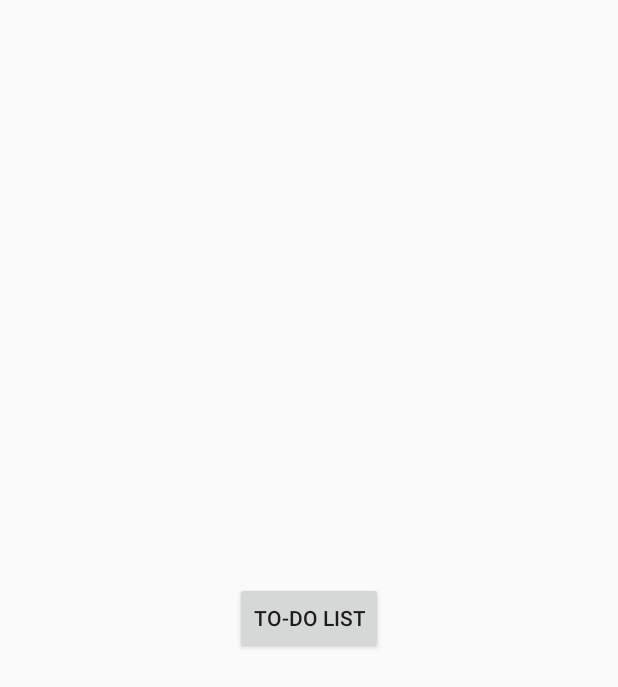
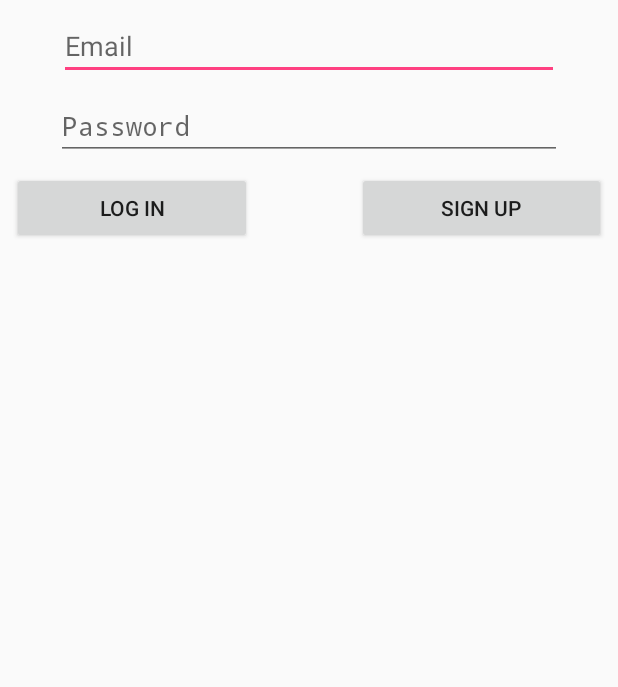
Before and after one commit to alexandar1000/HouseBuddyAndroid, an Android app: the screen it shows after launch (MainActivity before the commit, LogInActivity after it), on a phone screen of 412 x 824 dp. Shown: the top 687 px of the screen. Run offline under Robolectric (Android 15) with nearby library versions, the phone set to English and light mode, and no system bars; our stand-ins replace Firebase (no records; nobody signed in at launch, a user with empty details on screens opened directly).

Commit message:
SignUp activity working
The account added to the database

```diff
--- a/app/src/main/AndroidManifest.xml
+++ b/app/src/main/AndroidManifest.xml
@@ -25,6 +25,7 @@
             android:name="android.support.PARENT_ACTIVITY"
             android:value=".MainActivity" />
         </activity>
+        <activity android:name=".authentication.LogInActivity" />
     </application>
 
 </manifest>
--- a/app/src/main/java/allurosi/housebuddy/MainActivity.java
+++ b/app/src/main/java/allurosi/housebuddy/MainActivity.java
@@ -5,14 +5,22 @@ import android.os.Bundle;
 import android.app.Activity;
 import android.view.View;
 
+import allurosi.housebuddy.authentication.LogInActivity;
 import allurosi.housebuddy.todolist.ToDoListActivity;
 
 public class MainActivity extends Activity {
 
+
+
     @Override
     protected void onCreate(Bundle savedInstanceState) {
         super.onCreate(savedInstanceState);
-        setContentView(R.layout.activity_main);
+//        setContentView(R.layout.activity_main);
+//        setContentView(R.layout.log_in_layout);
+        Intent intent = new Intent(this, LogInActivity.class);
+        startActivity(intent);
+//        Intent intent = new Intent(this, LogInActivity.class);
+//        startActivity(intent);
     }
 
     public void buttonToDoList(View view) {
--- /dev/null
+++ b/app/src/main/java/allurosi/housebuddy/authentication/LogInActivity.java
@@ -0,0 +1,142 @@
+package allurosi.housebuddy.authentication;
+
+import android.app.Activity;
+import android.os.Bundle;
+import android.support.annotation.NonNull;
+import android.support.annotation.Nullable;
+import android.util.Log;
+import android.view.View;
+import android.widget.Button;
+import android.widget.EditText;
+import android.widget.Toast;
+
+import com.google.android.gms.tasks.OnCompleteListener;
+import com.google.android.gms.tasks.Task;
+import com.google.firebase.auth.AuthResult;
+import com.google.firebase.auth.FirebaseAuth;
+import com.google.firebase.auth.FirebaseUser;
+
+import allurosi.housebuddy.R;
+
+import static android.content.ContentValues.TAG;
+
+public class LogInActivity extends Activity {
+    private FirebaseAuth mAuth;
+
+    private EditText mEmailInput;
+    private EditText mPasswordInput;
+
+    private Button mLogInButton;
+    private Button mSignUpButton;
+
+
+    @Override
+    protected void onCreate(@Nullable Bundle savedInstanceState) {
+        super.onCreate(savedInstanceState);
+        setContentView(R.layout.log_in_layout);
+
+        mAuth = FirebaseAuth.getInstance();
+
+        mEmailInput = (EditText) findViewById(R.id.emailInput);
+        mPasswordInput = (EditText) findViewById(R.id.passwordInput);
+
+        mLogInButton = (Button) findViewById(R.id.logInButton);
+        mSignUpButton = (Button) findViewById(R.id.signUpButton);
+
+        mLogInButton.setVisibility(View.VISIBLE);
+        mSignUpButton.setVisibility(View.VISIBLE);
+
+
+        mSignUpButton.setOnClickListener(new View.OnClickListener() {
+            @Override
+            public void onClick(View v) {
+                signUpUser();
+            }
+        });
+
+        mLogInButton.setOnClickListener(new View.OnClickListener() {
+            @Override
+            public void onClick(View v) {
+                logInUser();
+            }
+        });
+
+    }
+
+
+    @Override
+    public void onStart() {
+        super.onStart();
+        // Check if user is signed in (non-null) and update UI accordingly.
+        FirebaseUser currentUser = mAuth.getCurrentUser();
+        updateUI(currentUser);
+    }
+
+    private void updateUI(FirebaseUser user) {
+        if (user != null) {
+//            mStatusTextView.setText(getString(R.string.google_status_fmt, user.getEmail()));
+//            mDetailTextView.setText(getString(R.string.firebase_status_fmt, user.getUid()));
+
+            mLogInButton.setVisibility(View.GONE);
+        } else {
+//            mStatusTextView.setText(R.string.signed_out);
+//            mDetailTextView.setText(null);
+//
+//            findViewById(R.id.sign_in_button).setVisibility(View.VISIBLE);
+//            findViewById(R.id.sign_out_and_disconnect).setVisibility(View.GONE);
+        }
+    }
+
+    private void signUpUser() {
+        String email = mEmailInput.getText().toString();
+        String password = mPasswordInput.getText().toString();
+
+        System.out.println(email + "   " +password);
+
+        mAuth.createUserWithEmailAndPassword(email, password)
+                .addOnCompleteListener(this, new OnCompleteListener<AuthResult>() {
+                    @Override
+                    public void onComplete(@NonNull Task<AuthResult> task) {
+                        if (task.isSuccessful()) {
+                            // Sign in success, update UI with the signed-in user's information
+                            Log.d(TAG, "createUserWithEmail:success");
+                            FirebaseUser user = mAuth.getCurrentUser();
+                            updateUI(user);
+                        } else {
+                            // If sign in fails, display a message to the user.
+                            Log.w(TAG, "createUserWithEmail:failure", task.getException());
+                            Toast.makeText(LogInActivity.this, "Authentication failed.",
+                                    Toast.LENGTH_SHORT).show();
+                            updateUI(null);
+                        }
+                    }
+                });
+    }
+
+    private void logInUser() {
+        String email = mEmailInput.getText().toString();
+        String password = mPasswordInput.getText().toString();
+        mAuth.signInWithEmailAndPassword(email, password)
+                .addOnCompleteListener(this, new OnCompleteListener<AuthResult>() {
+                    @Override
+                    public void onComplete(@NonNull Task<AuthResult> task) {
+                        if (task.isSuccessful()) {
+                            // Sign in success, update UI with the signed-in user's information
+                            Log.d(TAG, "signInWithEmail:success");
+                            FirebaseUser user = mAuth.getCurrentUser();
+                            updateUI(user);
+                        } else {
+                            // If sign in fails, display a message to the user.
+                            Log.w(TAG, "signInWithEmail:failure", task.getException());
+                            Toast.makeText(LogInActivity.this, "Authentication failed.",
+                                    Toast.LENGTH_SHORT).show();
+                            updateUI(null);
+                        }
+
+                        // ...
+                    }
+                });
+    }
+
+
+}
--- /dev/null
+++ b/app/src/main/res/layout/log_in_layout.xml
@@ -0,0 +1,63 @@
+<?xml version="1.0" encoding="utf-8"?>
+<android.support.constraint.ConstraintLayout
+    xmlns:android="http://schemas.android.com/apk/res/android"
+    xmlns:app="http://schemas.android.com/apk/res-auto"
+    xmlns:tools="http://schemas.android.com/tools"
+    android:layout_width="match_parent"
+    android:layout_height="match_parent">
+
+    <EditText
+        android:id="@+id/emailInput"
+        android:layout_width="333dp"
+        android:layout_height="wrap_content"
+        android:layout_marginEnd="8dp"
+        android:layout_marginLeft="8dp"
+        android:layout_marginRight="8dp"
+        android:layout_marginStart="8dp"
+        android:layout_marginTop="8dp"
+        android:ems="10"
+        android:hint="@string/email"
+        android:inputType="textEmailAddress"
+        app:layout_constraintEnd_toEndOf="parent"
+        app:layout_constraintStart_toStartOf="parent"
+        app:layout_constraintTop_toTopOf="parent" />
+
+    <EditText
+        android:id="@+id/passwordInput"
+        android:layout_width="337dp"
+        android:layout_height="wrap_content"
+        android:layout_marginEnd="8dp"
+        android:layout_marginLeft="8dp"
+        android:layout_marginRight="8dp"
+        android:layout_marginStart="8dp"
+        android:layout_marginTop="8dp"
+        android:ems="10"
+        android:hint="@string/password"
+        android:inputType="textPassword"
+        app:layout_constraintEnd_toEndOf="parent"
+        app:layout_constraintStart_toStartOf="parent"
+        app:layout_constraintTop_toBottomOf="@+id/emailInput" />
+
+    <Button
+        android:id="@+id/signUpButton"
+        android:layout_width="166dp"
+        android:layout_height="wrap_content"
+        android:layout_marginEnd="8dp"
+        android:layout_marginRight="8dp"
+        android:layout_marginTop="8dp"
+        android:onClick="signUpListener"
+        android:text="@string/sign_up"
+        app:layout_constraintEnd_toEndOf="parent"
+        app:layout_constraintTop_toBottomOf="@+id/passwordInput" />
+
+    <Button
+        android:id="@+id/logInButton"
+        android:layout_width="160dp"
+        android:layout_height="wrap_content"
+        android:layout_marginLeft="8dp"
+        android:layout_marginStart="8dp"
+        android:layout_marginTop="8dp"
+        android:text="@string/log_in"
+        app:layout_constraintStart_toStartOf="parent"
+        app:layout_constraintTop_toBottomOf="@+id/passwordInput" />
+</android.support.constraint.ConstraintLayout>
--- a/app/src/main/res/values/strings.xml
+++ b/app/src/main/res/values/strings.xml
@@ -3,4 +3,8 @@
     <string name="title_activity_main">MainActivity</string>
     <string name="action_settings">Settings</string>
     <string name="section_format">Hello World from section: %1$d</string>
+    <string name="password">Password</string>
+    <string name="email">Email</string>
+    <string name="log_in">Log In</string>
+    <string name="sign_up">Sign Up</string>
 </resources>
```
